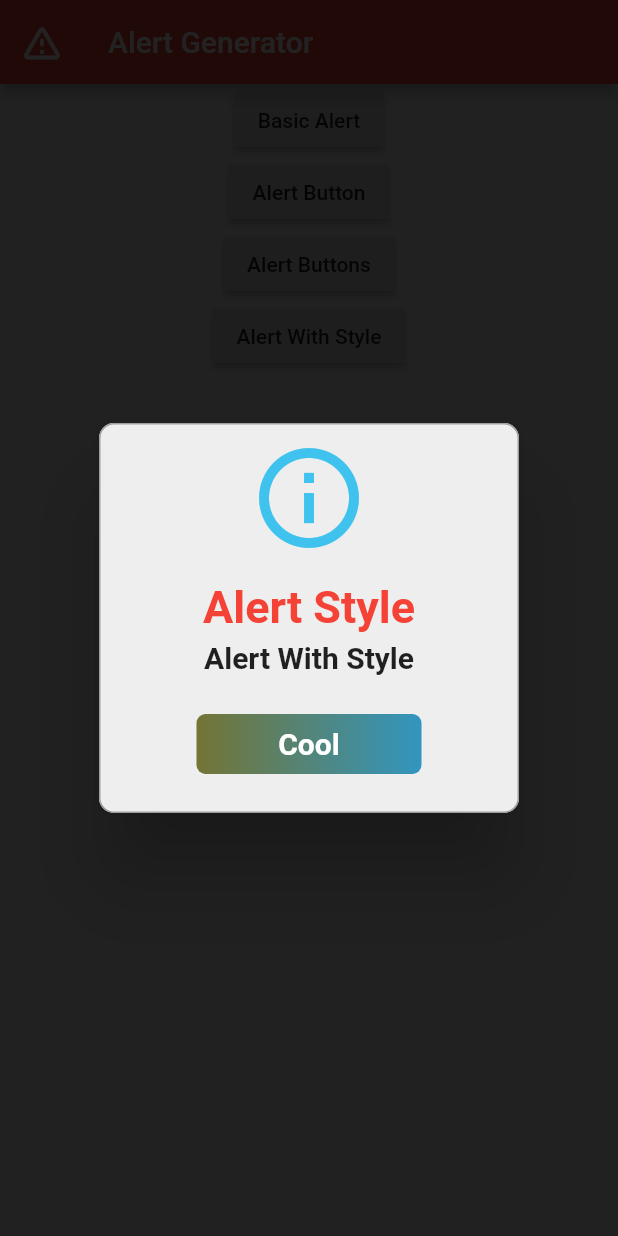
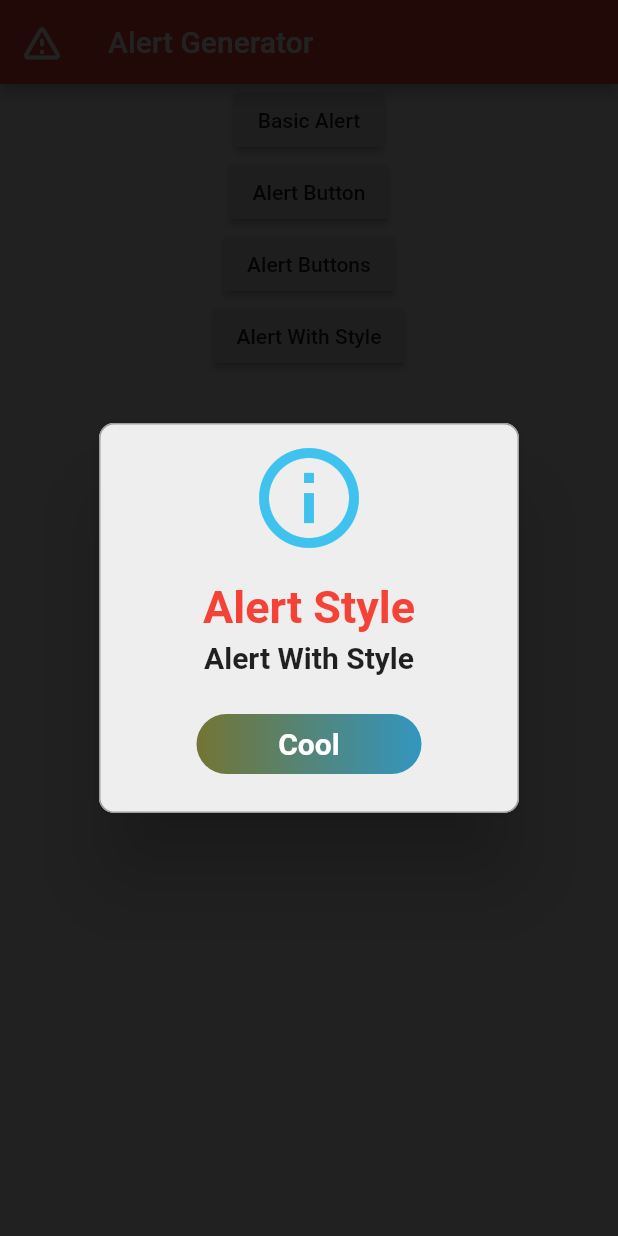
Before and after one commit to harshilgupta-dev/Alert_Generator, a Flutter app: the screen it shows after launch, after a tap on "Alert With Style", on a phone screen of 412 x 824 dp. Run offline on Flutter 3.47's test engine with Material 2 defaults, Android fonts, the light colour scheme and no system bars; drawn by our look-alikes of rflutter_alert.

Commit message:
add border radius to alert button

```diff
--- a/lib/main.dart
+++ b/lib/main.dart
@@ -136,6 +136,7 @@ class MyApp extends StatelessWidget {
                             Color.fromRGBO(50, 150, 191, 1.0)
                           ]
                         ),
+                        radius: BorderRadius.circular(20.0)
                       )
                     ]
 
```
